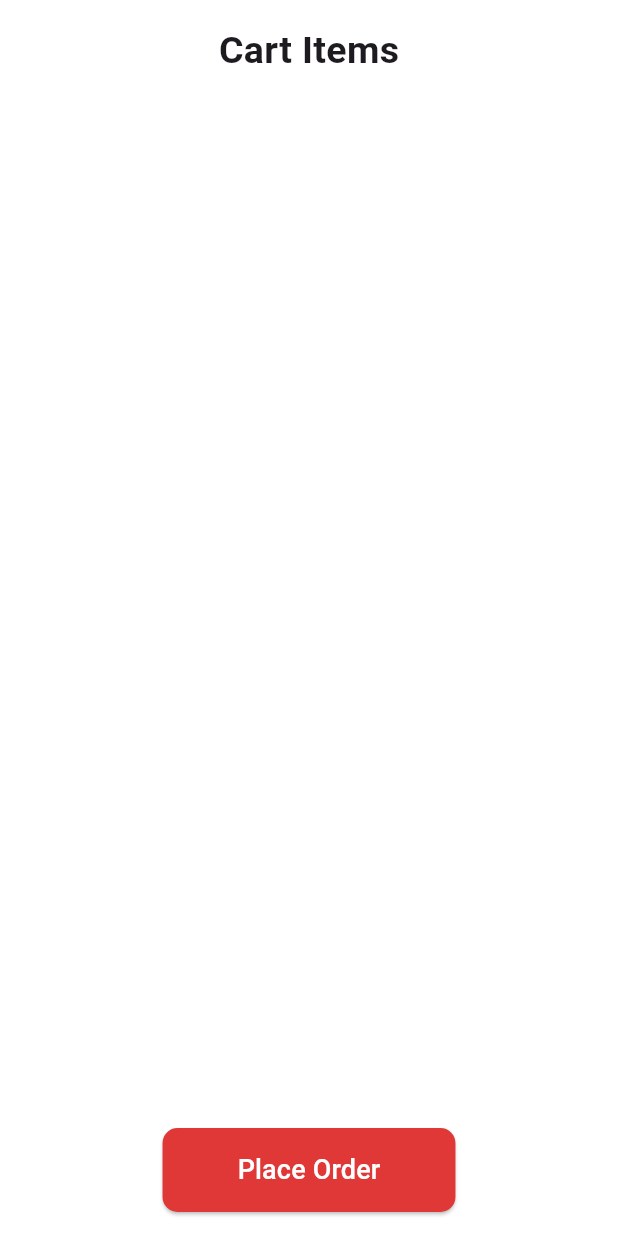
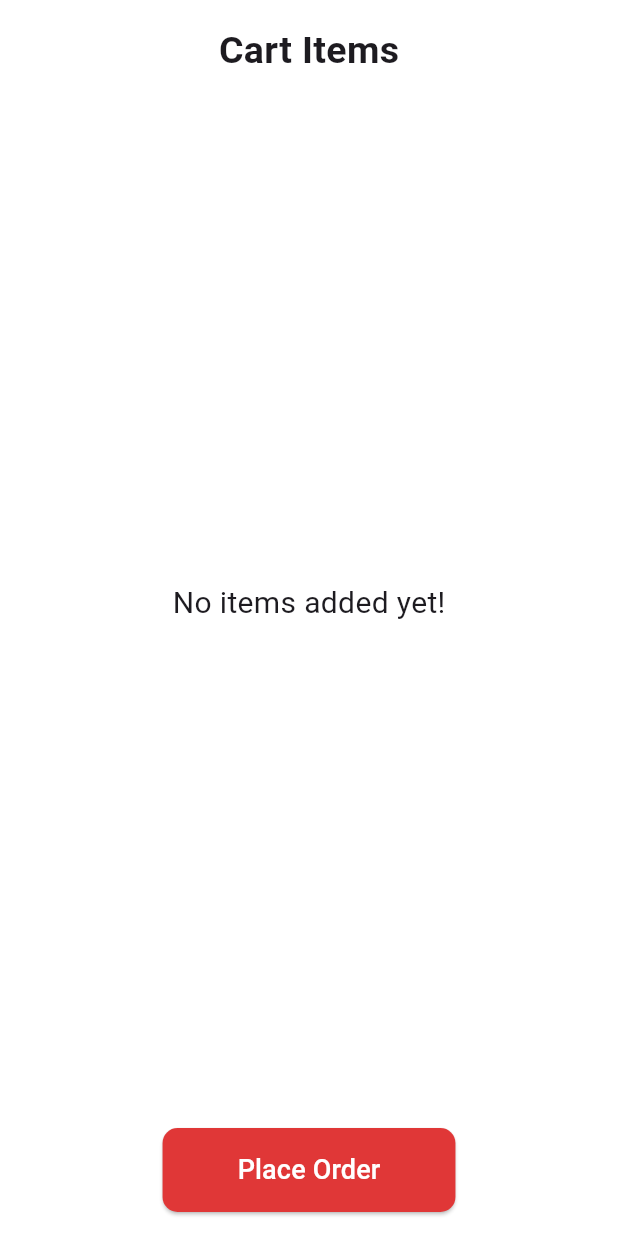
Before and after one commit to jaishree29/digital_canteen, a Flutter app: the CartPage screen opened directly, on a phone screen of 412 x 824 dp. Run offline on Flutter 3.47's test engine with Material 3 defaults, Android fonts, the phone set to English and light mode, and no system bars; our stand-ins replace carousel_slider, cloud_firestore, firebase_auth, firebase_core, google_sign_in, shared_preferences; missing offline and left inert: image_card; accounts and stored records are empty.

Commit message:
Error handling in cart page

```diff
--- a/lib/views/cart/cart_page.dart
+++ b/lib/views/cart/cart_page.dart
@@ -34,8 +34,10 @@ class _CartPageState extends State<CartPage> {
                     if (snapshot.connectionState == ConnectionState.waiting) {
                       return const Center(child: CircularProgressIndicator());
                     }
-                    if (!snapshot.hasData || snapshot.data == null) {
-                      return const Center(child: Text('No items in cart'));
+                    if (!snapshot.hasData ||
+                        snapshot.data == null ||
+                        snapshot.data!.docs.isEmpty) {
+                      return const Center(child: Text('No items added yet!', style: TextStyle(fontSize: 20)));
                     }
 
                     final cartItems = snapshot.data!.docs;
```
Also changed, not shown: lib/views/Orders/bottom_bar.dart (+7 -3 lines).
